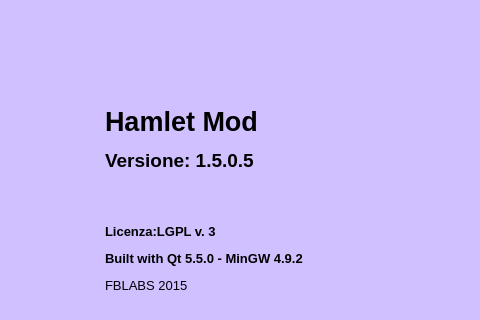
First picture: the form in mainwindow.ui, repository fblabs/hamlet-mod-sancon, before the edit; both pictures show x 238 to 718 and y 102 to 422 of the 979 by 768 pixel window.
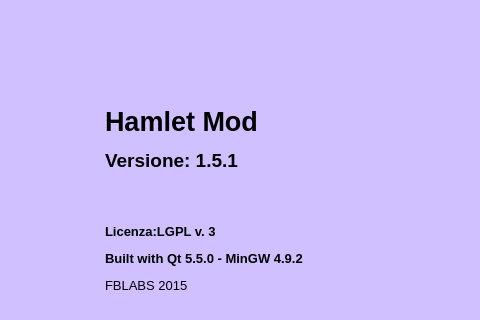
Second picture: the form after the edit. Icons and pictures are not drawn.

```diff
--- a/mainwindow.ui
+++ b/mainwindow.ui
@@ -938,7 +938,7 @@
          </palette>
         </property>
         <property name="text">
-         <string>&lt;html&gt;&lt;head/&gt;&lt;body&gt;&lt;p&gt;&lt;span style=&quot; font-size:20pt; font-weight:600;&quot;&gt;Hamlet Mod&lt;/span&gt;&lt;/p&gt;&lt;p&gt;&lt;span style=&quot; font-size:14pt; font-weight:600;&quot;&gt;Versione: 1.5.0.5&lt;/span&gt;&lt;/p&gt;&lt;p&gt;&lt;br/&gt;&lt;/p&gt;&lt;p&gt;&lt;span style=&quot; font-size:10pt; font-weight:600;&quot;&gt;Licenza:LGPL v. 3&lt;/span&gt;&lt;/p&gt;&lt;p&gt;&lt;span style=&quot; font-size:10pt; font-weight:600;&quot;&gt;Built with Qt 5.5.0 - MinGW 4.9.2&lt;/span&gt;&lt;/p&gt;&lt;p&gt;&lt;span style=&quot; font-size:10pt;&quot;&gt;FBLABS 2015&lt;/span&gt;&lt;/p&gt;&lt;/body&gt;&lt;/html&gt;</string>
+         <string>&lt;html&gt;&lt;head/&gt;&lt;body&gt;&lt;p&gt;&lt;span style=&quot; font-size:20pt; font-weight:600;&quot;&gt;Hamlet Mod&lt;/span&gt;&lt;/p&gt;&lt;p&gt;&lt;span style=&quot; font-size:14pt; font-weight:600;&quot;&gt;Versione: 1.5.1&lt;/span&gt;&lt;/p&gt;&lt;p&gt;&lt;br/&gt;&lt;/p&gt;&lt;p&gt;&lt;span style=&quot; font-size:10pt; font-weight:600;&quot;&gt;Licenza:LGPL v. 3&lt;/span&gt;&lt;/p&gt;&lt;p&gt;&lt;span style=&quot; font-size:10pt; font-weight:600;&quot;&gt;Built with Qt 5.5.0 - MinGW 4.9.2&lt;/span&gt;&lt;/p&gt;&lt;p&gt;&lt;span style=&quot; font-size:10pt;&quot;&gt;FBLABS 2015&lt;/span&gt;&lt;/p&gt;&lt;/body&gt;&lt;/html&gt;</string>
         </property>
         <property name="scaledContents">
          <bool>true</bool>
```
Left out of the diff: 2 changed lines with no effect on the pictures.
